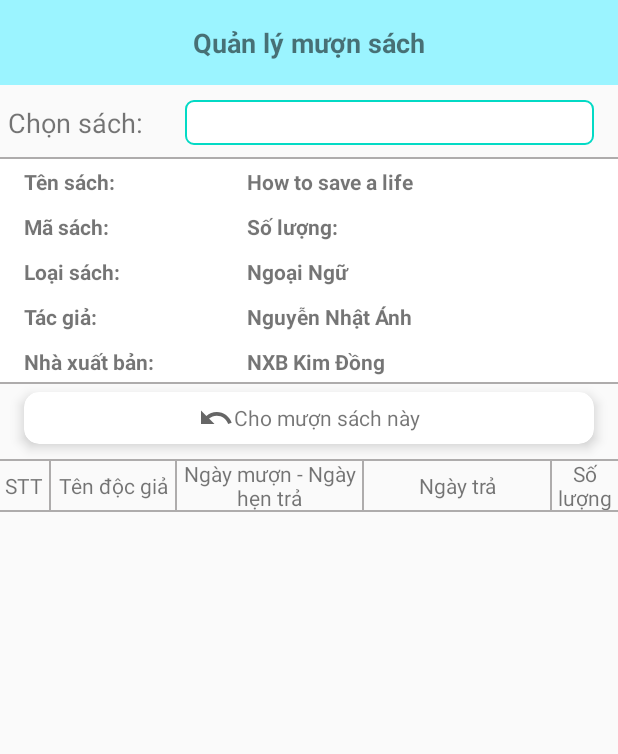
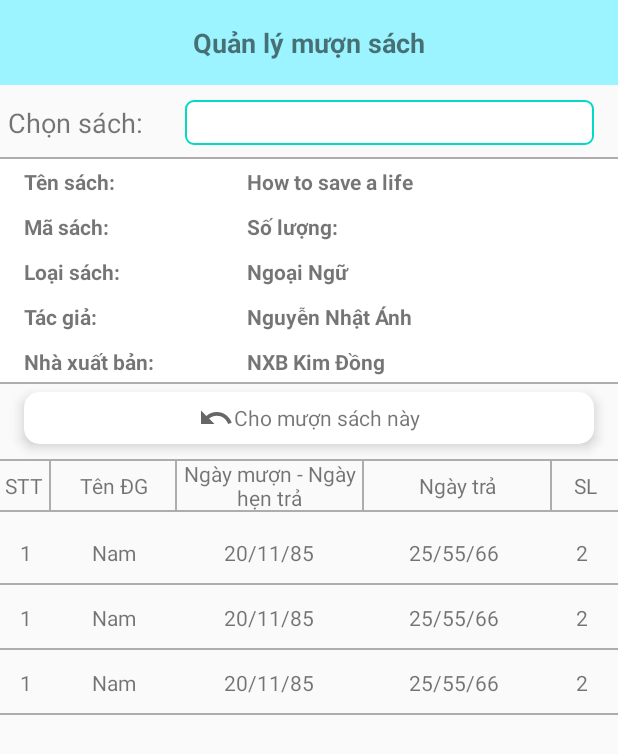
Before and after one commit to thanhtung0316/Library-Management, an Android app: the layout fragment_book_info.xml on its own in the app's theme, with its tools: preview values and no code run, on a phone screen of 412 x 824 dp. Shown: the top 754 px of the screen. Run offline under Robolectric (Android 15) with nearby library versions, the phone set to English and light mode, and no system bars.

Commit message:
done br fragment

```diff
--- a/app/src/main/res/layout/fragment_book_info.xml
+++ b/app/src/main/res/layout/fragment_book_info.xml
@@ -2,6 +2,11 @@
 <layout xmlns:android="http://schemas.android.com/apk/res/android"
     xmlns:app="http://schemas.android.com/apk/res-auto"
     xmlns:tools="http://schemas.android.com/tools">
+
+    <androidx.swiperefreshlayout.widget.SwipeRefreshLayout
+        android:id="@+id/swipeRf"
+        android:layout_width="match_parent"
+        android:layout_height="wrap_content">
 
         <androidx.core.widget.NestedScrollView
             android:layout_width="match_parent"
@@ -44,17 +49,17 @@
                 <Spinner
                     android:id="@+id/spinner"
                     android:layout_width="0dp"
+                    android:layout_height="wrap_content"
+                    android:layout_marginVertical="10dp"
+                    android:layout_marginEnd="16dp"
                     android:background="@drawable/bg_edit_text"
                     android:minHeight="30dp"
                     android:padding="5dp"
+                    android:paddingHorizontal="16dp"
                     android:spinnerMode="dropdown"
-                android:layout_height="wrap_content"
-                android:paddingHorizontal="16dp"
-                app:layout_constraintTop_toBottomOf="@id/tvTitle"
-                android:layout_marginVertical="10dp"
-                android:layout_marginEnd="16dp"
                     app:layout_constraintEnd_toEndOf="parent"
-                app:layout_constraintStart_toEndOf="@id/tvTitleSelectBook" />
+                    app:layout_constraintStart_toEndOf="@id/tvTitleSelectBook"
+                    app:layout_constraintTop_toBottomOf="@id/tvTitle" />
 
                 <androidx.constraintlayout.widget.ConstraintLayout
                     android:id="@+id/clInfo"
@@ -63,8 +68,8 @@
                     android:layout_marginVertical="5dp"
                     android:background="#FFF"
                     app:layout_constraintEnd_toEndOf="parent"
-                app:layout_constraintTop_toBottomOf="@id/tvTitleSelectBook"
-                app:layout_constraintStart_toStartOf="parent">
+                    app:layout_constraintStart_toStartOf="parent"
+                    app:layout_constraintTop_toBottomOf="@id/tvTitleSelectBook">
 
                     <androidx.constraintlayout.widget.Guideline
                         android:id="@+id/glCenter"
@@ -313,7 +318,7 @@
                         android:layout_width="0dp"
                         android:layout_height="wrap_content"
                         android:gravity="center"
-                    android:text="Tên độc giả"
+                        android:text="Tên ĐG"
                         app:layout_constraintBottom_toBottomOf="parent"
                         app:layout_constraintStart_toEndOf="@id/view1"
                         app:layout_constraintTop_toTopOf="parent"
@@ -372,7 +377,7 @@
                         android:layout_width="0dp"
                         android:layout_height="wrap_content"
                         android:gravity="center"
-                    android:text="Số lượng"
+                        android:text="SL"
                         app:layout_constraintBottom_toBottomOf="parent"
                         app:layout_constraintEnd_toEndOf="parent"
                         app:layout_constraintStart_toEndOf="@id/view4"
@@ -400,10 +405,13 @@
                     android:layout_width="match_parent"
                     android:layout_height="wrap_content"
                     android:paddingVertical="5dp"
+                    app:layoutManager="androidx.recyclerview.widget.LinearLayoutManager"
                     app:layout_constraintEnd_toEndOf="parent"
                     app:layout_constraintStart_toStartOf="parent"
-                app:layout_constraintTop_toBottomOf="@id/clTitle" />
+                    app:layout_constraintTop_toBottomOf="@id/clTitle"
+                    tools:listitem="@layout/item_br_record" />
 
             </androidx.constraintlayout.widget.ConstraintLayout>
         </androidx.core.widget.NestedScrollView>
+    </androidx.swiperefreshlayout.widget.SwipeRefreshLayout>
 </layout>
--- /dev/null
+++ b/app/src/main/res/layout/item_br_record.xml
@@ -0,0 +1,97 @@
+<?xml version="1.0" encoding="utf-8"?>
+<layout xmlns:android="http://schemas.android.com/apk/res/android"
+    xmlns:app="http://schemas.android.com/apk/res-auto"
+    xmlns:tools="http://schemas.android.com/tools">
+
+    <data>
+
+        <variable
+            name="item"
+            type="com.hoptb.library_management.model.BorrowingModel" />
+
+    </data>
+
+    <androidx.constraintlayout.widget.ConstraintLayout
+        android:layout_width="match_parent"
+        android:layout_height="wrap_content">
+
+        <TextView
+            android:id="@+id/tvNumericalOrder"
+            android:layout_width="0dp"
+            android:layout_height="wrap_content"
+            android:gravity="center"
+            android:paddingVertical="5dp"
+            android:text="@{``+item.numericalOrder}"
+            tools:text="1"
+            android:textSize="14sp"
+            app:layout_constraintBottom_toBottomOf="parent"
+            app:layout_constraintStart_toStartOf="parent"
+            app:layout_constraintTop_toTopOf="parent"
+            app:layout_constraintWidth_percent="0.085" />
+
+        <TextView
+            android:id="@+id/tvName"
+            android:layout_width="0dp"
+            android:layout_height="wrap_content"
+            android:gravity="center"
+            android:textSize="14sp"
+            android:paddingVertical="5dp"
+            android:text="@{item.readerName}"
+            app:layout_constraintBottom_toBottomOf="parent"
+            app:layout_constraintStart_toEndOf="@id/tvNumericalOrder"
+            app:layout_constraintTop_toTopOf="parent"
+            tools:text="Nam"
+            app:layout_constraintWidth_percent=".2" />
+
+        <TextView
+            android:id="@+id/tvDate"
+            android:layout_width="0dp"
+            android:layout_height="wrap_content"
+            android:gravity="center"
+            android:paddingVertical="5dp"
+            android:textSize="14sp"
+            android:text="@{item.brDate + ` - ` +item.rtDate}"
+            app:layout_constraintBottom_toBottomOf="parent"
+            app:layout_constraintStart_toEndOf="@id/tvName"
+            app:layout_constraintTop_toTopOf="parent"
+            tools:text="20/11/85"
+            app:layout_constraintWidth_percent=".3" />
+
+        <TextView
+            android:id="@+id/tvReturnDate"
+            android:layout_width="0dp"
+            android:layout_height="wrap_content"
+            android:gravity="center"
+            android:paddingVertical="5dp"
+            android:textSize="14sp"
+            app:layout_constraintBottom_toBottomOf="parent"
+            app:layout_constraintStart_toEndOf="@id/tvDate"
+            app:layout_constraintTop_toTopOf="parent"
+            tools:text="25/55/66"
+            app:layout_constraintWidth_percent=".3" />
+
+        <TextView
+            android:id="@+id/tvAmount"
+            android:layout_width="0dp"
+            android:textSize="14sp"
+            android:text="@{``+item.amount}"
+            android:layout_height="wrap_content"
+            android:gravity="center"
+            android:paddingVertical="5dp"
+            app:layout_constraintBottom_toBottomOf="parent"
+            app:layout_constraintStart_toEndOf="@id/tvReturnDate"
+            app:layout_constraintTop_toTopOf="parent"
+            tools:text="2"
+            app:layout_constraintEnd_toEndOf="parent"
+            app:layout_constraintWidth_percent=".1" />
+
+        <View
+            android:layout_width="0dp"
+            android:layout_height="1dp"
+            android:layout_marginTop="5dp"
+            android:background="@color/colorView"
+            app:layout_constraintBottom_toBottomOf="parent"
+            app:layout_constraintStart_toStartOf="parent"
+            app:layout_constraintTop_toBottomOf="@id/tvName" />
+    </androidx.constraintlayout.widget.ConstraintLayout>
+</layout>
```
Also changed, not shown: app/src/main/java/com/hoptb/library_management/database/LibraryManagementOpenHelper.java (+7 -4 lines), app/src/main/java/com/hoptb/library_management/model/BorrowingModel.java (+19 -0 lines), app/src/main/java/com/hoptb/library_management/ui/borrow_book/book_info/BookInfoFragment.java (+63 -9 lines), app/src/main/java/com/hoptb/library_management/ui/borrow_book/book_info/BookInfoViewModel.java (+13 -0 lines), app/src/main/java/com/hoptb/library_management/ui/borrow_book/borrow/BookBorrowingFragment.java (+9 -2 lines). Lines whose indentation alone changed are shown as unchanged.
